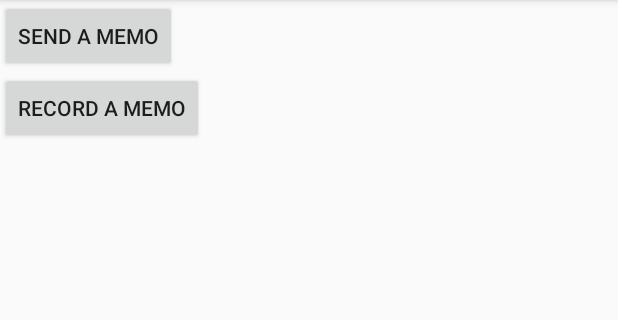
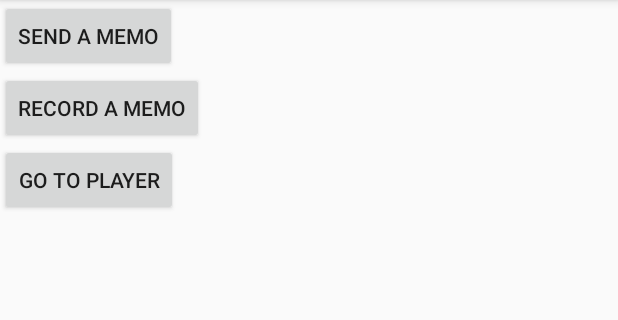
Before and after one commit to clintonbf/UDP_chat_client, an Android app: the screen it shows after launch (MainActivity), on a phone screen of 412 x 824 dp, the part 84-404 px from its top. Run offline under Robolectric (Android 15) with nearby library versions, the phone set to English and light mode, and no system bars.

Commit message:
minor changes

```diff
--- a/app/src/main/java/ca/bcit/udpchat/MainActivity.java
+++ b/app/src/main/java/ca/bcit/udpchat/MainActivity.java
@@ -71,6 +71,8 @@ public class MainActivity extends AppCompatActivity {
                 final int chunkSize = 512;
                 final int PORT = 65432;
                 byte[] messageB = new byte[0];
+
+
 
 //                final String longMessage = new BigAssText().getText();
 //                messageB = longMessage.getBytes();
--- a/app/src/main/res/layout/activity_main.xml
+++ b/app/src/main/res/layout/activity_main.xml
@@ -49,12 +49,12 @@
         android:onClick="goToRecordMemo"
         />
 
-<!--    <Button-->
-<!--        android:layout_width="wrap_content"-->
-<!--        android:layout_height="wrap_content"-->
-<!--        android:text="@string/got_to_player"-->
-<!--        android:onClick="goToPlayer"-->
-<!--        />-->
+    <Button
+        android:layout_width="wrap_content"
+        android:layout_height="wrap_content"
+        android:text="@string/got_to_player"
+        android:onClick="goToPlayer"
+        />
 
 <!--   <Button-->
 <!--       android:layout_width="wrap_content"-->
--- a/app/src/main/res/layout/activity_send_a_voice_memo.xml
+++ b/app/src/main/res/layout/activity_send_a_voice_memo.xml
@@ -10,8 +10,8 @@
     <Button
         android:layout_width="wrap_content"
         android:layout_height="wrap_content"
-        android:text="@string/send_voice_memo"
-        android:onClick="sendAMemo"
+        android:text="@string/push_to_talk"
+        android:onClick="startRecording"
         />
 
     <Button
--- a/app/src/main/res/values/strings.xml
+++ b/app/src/main/res/values/strings.xml
@@ -12,6 +12,7 @@
     <string name="got_to_player">Go to player</string>
 
     <string name="send_voice_memo">Send a memo</string>
+    <string name="push_to_talk">Push to talk</string>
     <string name="end_memo">End memo recording</string>
 
     <string name="play">Play</string>
```
